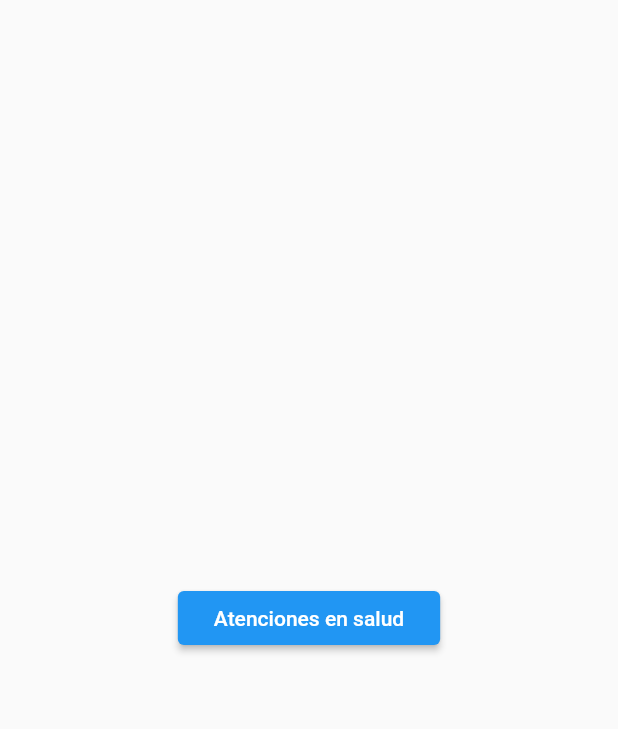
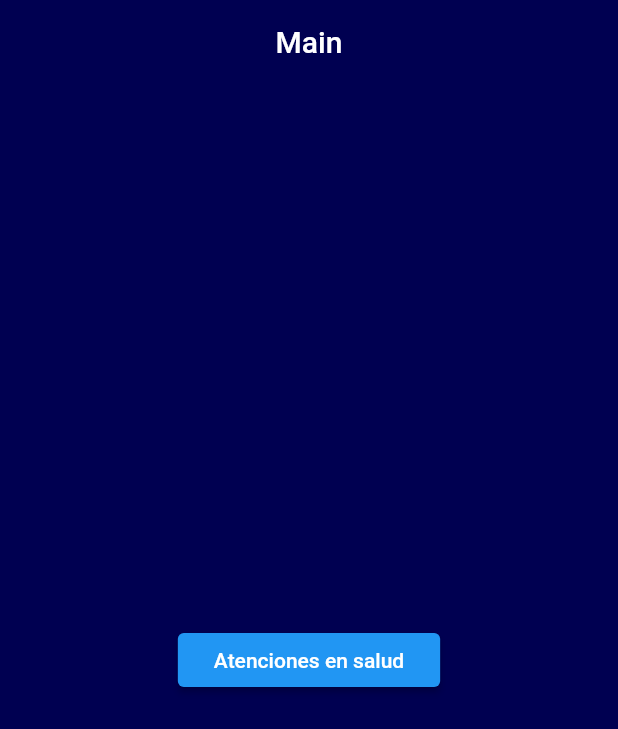
Before and after one commit to Sres0/Atenciones_v2, a Flutter app: the screen it shows after launch, on a phone screen of 412 x 824 dp. Shown: the top 729 px of the screen. Run offline on Flutter 3.47's test engine with Material 2 defaults, Android fonts, the light colour scheme and no system bars; missing offline and left inert: flutter_gifimage.

Commit message:
gifs + Manu

```diff
--- a/lib/main.dart
+++ b/lib/main.dart
@@ -1,6 +1,6 @@
 import 'package:flutter/material.dart';
 import 'package:atenciones_v2/screens/main_screen.dart';
-import 'package:atenciones_v2/screens/health_appointments.dart';
+import 'package:atenciones_v2/screens/health_appointments_main.dart';
 
 void main() {
   runApp(LSCApp());
--- a/lib/screens/main_screen.dart
+++ b/lib/screens/main_screen.dart
@@ -1,5 +1,7 @@
 import 'package:flutter/material.dart';
-import 'package:atenciones_v2/screens/health_appointments.dart';
+import 'package:atenciones_v2/screens/health_appointments_main.dart';
+import 'package:atenciones_v2/helpers/default_appbar.dart';
+import 'package:atenciones_v2/constants/constants.dart';
 
 class MainScreen extends StatelessWidget {
   static const id = 'health_appointments';
@@ -7,6 +9,8 @@ class MainScreen extends StatelessWidget {
   @override
   Widget build(BuildContext context) {
     return Scaffold(
+      backgroundColor: kDarkBlue,
+      appBar: defaultAppBar('Main', true),
       body: Center(
         child: ElevatedButton(
             child: Padding(
```
Also changed, not shown: lib/helpers/test_appointments_data.dart (added, +38 -0 lines), lib/screens/health_appointments_main.dart (renamed from lib/screens/health_appointments.dart, +2 -5 lines), images/nombre_gif.gif (added), images/nombre_gif_2.gif (added), 1 other file.
